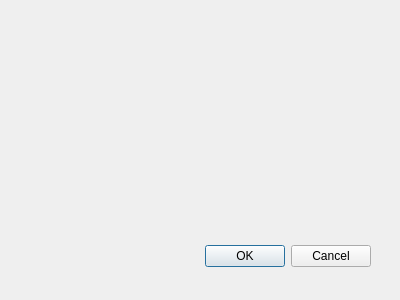
Old version of the form inputwin.ui in the repository anyazavrr/newlab.
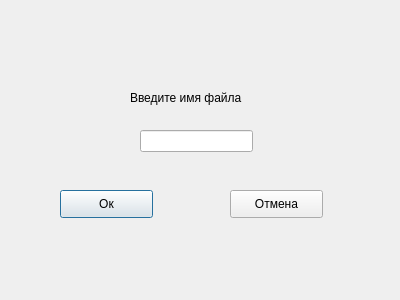
New version of the form.

The edit to the form file:
```diff
--- a/inputwin.ui
+++ b/inputwin.ui
@@ -15,20 +15,53 @@
   <property name="windowTitle">
    <string>Dialog</string>
   </property>
-  <widget class="QDialogButtonBox" name="buttonBox">
+  <widget class="QLabel" name="label">
    <property name="geometry">
     <rect>
-     <x>30</x>
-     <y>240</y>
-     <width>341</width>
-     <height>32</height>
+     <x>130</x>
+     <y>90</y>
+     <width>131</width>
+     <height>16</height>
     </rect>
    </property>
-   <property name="orientation">
-    <enum>Qt::Horizontal</enum>
+   <property name="text">
+    <string>Введите имя файла</string>
    </property>
-   <property name="standardButtons">
-    <set>QDialogButtonBox::Cancel|QDialogButtonBox::Ok</set>
+  </widget>
+  <widget class="QLineEdit" name="lineEdit">
+   <property name="geometry">
+    <rect>
+     <x>140</x>
+     <y>130</y>
+     <width>113</width>
+     <height>22</height>
+    </rect>
+   </property>
+  </widget>
+  <widget class="QPushButton" name="pushButton">
+   <property name="geometry">
+    <rect>
+     <x>60</x>
+     <y>190</y>
+     <width>93</width>
+     <height>28</height>
+    </rect>
+   </property>
+   <property name="text">
+    <string>Ок</string>
+   </property>
+  </widget>
+  <widget class="QPushButton" name="pushButton_2">
+   <property name="geometry">
+    <rect>
+     <x>230</x>
+     <y>190</y>
+     <width>93</width>
+     <height>28</height>
+    </rect>
+   </property>
+   <property name="text">
+    <string>Отмена</string>
    </property>
   </widget>
  </widget>
```
Left out of the diff: 40 changed lines with no effect on the pictures.
